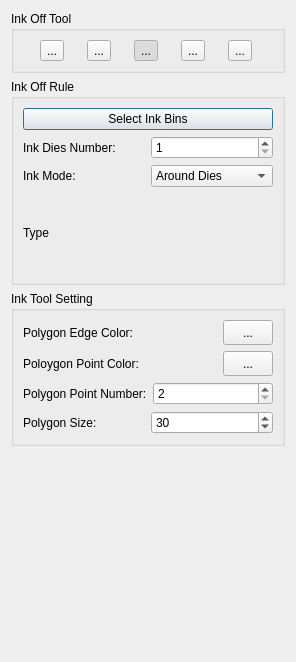
Qt form UI/inkoff_dialog.ui (qiujian3328103/pySortMap) before a commit.
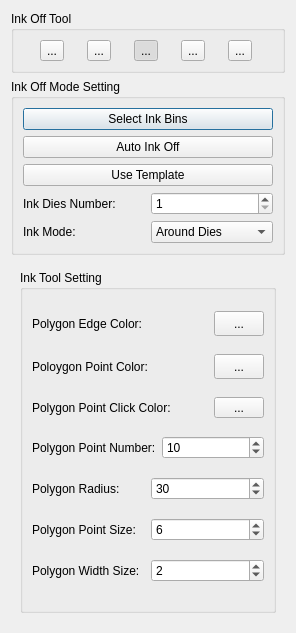
The same form after that commit. Icons and pictures are not drawn.

Commit message: Update the ink off UI and update the Polygon Ink Off Selector Features.

```diff
--- a/UI/inkoff_dialog.ui
+++ b/UI/inkoff_dialog.ui
@@ -7,13 +7,13 @@
     <x>0</x>
     <y>0</y>
     <width>296</width>
-    <height>662</height>
+    <height>633</height>
    </rect>
   </property>
   <property name="windowTitle">
    <string>Ink Dialog</string>
   </property>
-  <layout class="QGridLayout" name="gridLayout_4">
+  <layout class="QGridLayout" name="gridLayout_5">
    <item row="0" column="0">
     <widget class="QGroupBox" name="groupBox">
      <property name="title">
@@ -135,23 +135,10 @@
    <item row="1" column="0">
     <widget class="QGroupBox" name="groupBox_2">
      <property name="title">
-      <string>Ink Off Rule</string>
+      <string>Ink Off Mode Setting</string>
      </property>
      <layout class="QGridLayout" name="gridLayout_2">
       <item row="3" column="0">
-       <widget class="QLabel" name="label_type">
-        <property name="minimumSize">
-         <size>
-          <width>0</width>
-          <height>80</height>
-         </size>
-        </property>
-        <property name="text">
-         <string>Type</string>
-        </property>
-       </widget>
-      </item>
-      <item row="1" column="0">
        <layout class="QHBoxLayout" name="horizontalLayout">
         <item>
          <widget class="QLabel" name="label">
@@ -175,7 +162,7 @@
         </item>
        </layout>
       </item>
-      <item row="2" column="0">
+      <item row="4" column="0">
        <layout class="QHBoxLayout" name="horizontalLayout_2">
         <item>
          <widget class="QLabel" name="label_2">
@@ -217,10 +204,28 @@
         </property>
        </widget>
       </item>
+      <item row="1" column="0">
+       <widget class="QPushButton" name="pushButton_auto_ink">
+        <property name="text">
+         <string>Auto Ink Off</string>
+        </property>
+       </widget>
+      </item>
+      <item row="2" column="0">
+       <widget class="QPushButton" name="pushButton_use_template_ink_off">
+        <property name="text">
+         <string>Use Template</string>
+        </property>
+       </widget>
+      </item>
      </layout>
     </widget>
    </item>
    <item row="2" column="0">
+    <widget class="QStackedWidget" name="stackedWidget">
+     <widget class="QWidget" name="page">
+      <layout class="QGridLayout" name="gridLayout_4">
+       <item row="0" column="0">
     <widget class="QGroupBox" name="groupBox_3">
      <property name="title">
       <string>Ink Tool Setting</string>
@@ -230,6 +235,12 @@
        <layout class="QHBoxLayout" name="horizontalLayout_3">
         <item>
          <widget class="QLabel" name="label_4">
+              <property name="maximumSize">
+               <size>
+                <width>200</width>
+                <height>16777215</height>
+               </size>
+              </property>
           <property name="text">
            <string>Polygon Edge Color:</string>
           </property>
@@ -250,10 +261,46 @@
         </item>
        </layout>
       </item>
+          <item row="2" column="0">
+           <layout class="QHBoxLayout" name="horizontalLayout_7">
+            <item>
+             <widget class="QLabel" name="label_3">
+              <property name="maximumSize">
+               <size>
+                <width>200</width>
+                <height>16777215</height>
+               </size>
+              </property>
+              <property name="text">
+               <string>Polygon Point Click Color:</string>
+              </property>
+             </widget>
+            </item>
+            <item>
+             <widget class="QToolButton" name="toolButton_pick_poly_click_color">
+              <property name="minimumSize">
+               <size>
+                <width>50</width>
+                <height>0</height>
+               </size>
+              </property>
+              <property name="text">
+               <string>...</string>
+              </property>
+             </widget>
+            </item>
+           </layout>
+          </item>
       <item row="1" column="0">
        <layout class="QHBoxLayout" name="horizontalLayout_4">
         <item>
          <widget class="QLabel" name="label_5">
+              <property name="maximumSize">
+               <size>
+                <width>200</width>
+                <height>16777215</height>
+               </size>
+              </property>
           <property name="text">
            <string>Poloygon Point Color:</string>
           </property>
@@ -274,10 +321,16 @@
         </item>
        </layout>
       </item>
-      <item row="2" column="0">
+          <item row="3" column="0">
        <layout class="QHBoxLayout" name="horizontalLayout_5">
         <item>
          <widget class="QLabel" name="label_6">
+              <property name="maximumSize">
+               <size>
+                <width>200</width>
+                <height>16777215</height>
+               </size>
+              </property>
           <property name="text">
            <string>Polygon Point Number:</string>
           </property>
@@ -288,16 +341,82 @@
           <property name="minimum">
            <number>2</number>
           </property>
+              <property name="value">
+               <number>10</number>
+              </property>
          </widget>
         </item>
        </layout>
       </item>
-      <item row="3" column="0">
+          <item row="5" column="0">
+           <layout class="QHBoxLayout" name="horizontalLayout_8">
+            <item>
+             <widget class="QLabel" name="label_8">
+              <property name="maximumSize">
+               <size>
+                <width>200</width>
+                <height>16777215</height>
+               </size>
+              </property>
+              <property name="text">
+               <string>Polygon Point Size:</string>
+              </property>
+             </widget>
+            </item>
+            <item>
+             <widget class="QSpinBox" name="spinBox_point_size">
+              <property name="minimum">
+               <number>1</number>
+              </property>
+              <property name="value">
+               <number>6</number>
+              </property>
+             </widget>
+            </item>
+           </layout>
+          </item>
+          <item row="6" column="0">
+           <layout class="QHBoxLayout" name="horizontalLayout_9">
+            <item>
+             <widget class="QLabel" name="label_9">
+              <property name="maximumSize">
+               <size>
+                <width>200</width>
+                <height>16777215</height>
+               </size>
+              </property>
+              <property name="text">
+               <string>Polygon Width Size:</string>
+              </property>
+             </widget>
+            </item>
+            <item>
+             <widget class="QSpinBox" name="spinBox_poly_width_size">
+              <property name="minimum">
+               <number>1</number>
+              </property>
+              <property name="maximum">
+               <number>20</number>
+              </property>
+              <property name="value">
+               <number>2</number>
+              </property>
+             </widget>
+            </item>
+           </layout>
+          </item>
+          <item row="4" column="0">
        <layout class="QHBoxLayout" name="horizontalLayout_6">
         <item>
          <widget class="QLabel" name="label_7">
+              <property name="maximumSize">
+               <size>
+                <width>200</width>
+                <height>16777215</height>
+               </size>
+              </property>
           <property name="text">
-           <string>Polygon Size:</string>
+               <string>Polygon Radius:</string>
           </property>
          </widget>
         </item>
@@ -319,18 +438,10 @@
      </layout>
     </widget>
    </item>
-   <item row="3" column="0">
-    <spacer name="verticalSpacer">
-     <property name="orientation">
-      <enum>Qt::Vertical</enum>
-     </property>
-     <property name="sizeHint" stdset="0">
-      <size>
-       <width>20</width>
-       <height>135</height>
-      </size>
-     </property>
-    </spacer>
+      </layout>
+     </widget>
+     <widget class="QWidget" name="page_2"/>
+    </widget>
    </item>
   </layout>
  </widget>
```
Left out of the diff: 6 changed lines with no effect on the pictures. Lines whose indentation alone changed are shown as unchanged. The commit also changes 16 other files.
